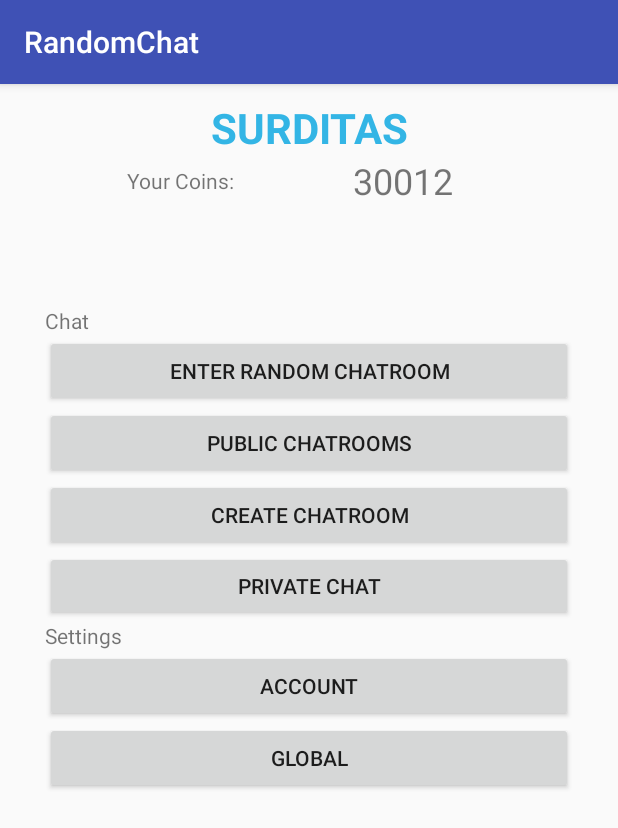
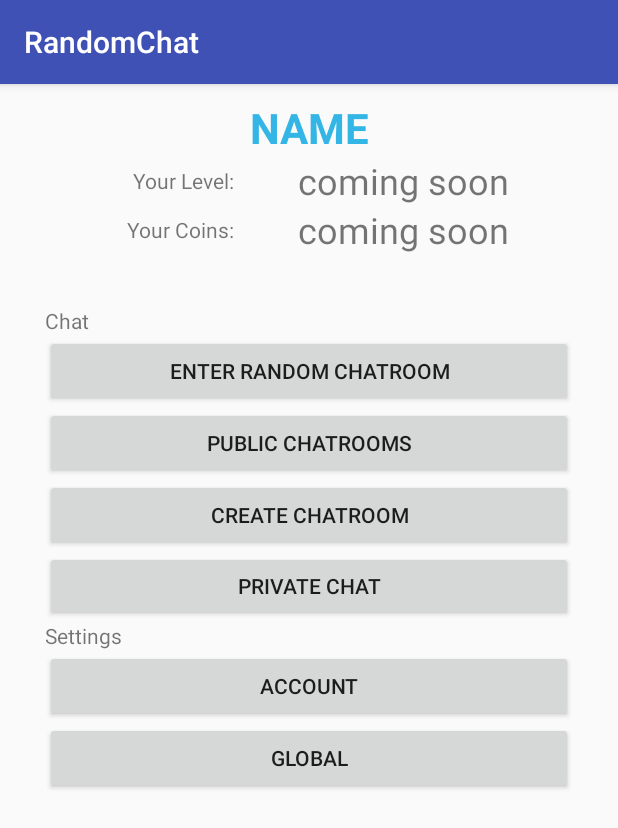
Before and after one commit to KleinSamuel/RandomChat_Client, an Android app: the fragment CleanFragment shown on its own in the app's theme, on a phone screen of 412 x 824 dp. Shown: the top 828 px of the screen. Run offline under Robolectric (Android 15) with nearby library versions, the phone set to English and light mode, and no system bars.

Commit message:
added new layout files

```diff
--- a/app/src/main/res/layout/fragment_menu.xml
+++ b/app/src/main/res/layout/fragment_menu.xml
@@ -13,7 +13,7 @@
         android:layout_width="match_parent"
         android:layout_height="wrap_content"
         android:paddingTop="10dp"
-        android:text="SURDITAS"
+        android:text="NAME"
         android:textAlignment="center"
         android:textColor="@android:color/holo_blue_light"
         android:textSize="28sp"
@@ -22,6 +22,29 @@
     <TableLayout
         android:layout_width="match_parent"
         android:layout_height="100dp">
+
+        <TableRow
+            android:layout_width="match_parent"
+            android:layout_height="match_parent"
+            android:stretchColumns="*">
+
+            <TextView
+                android:id="@+id/textViewLevel"
+                android:layout_width="0dp"
+                android:layout_height="match_parent"
+                android:layout_weight="1"
+                android:gravity="center_vertical|right"
+                android:text="Your Level:" />
+
+            <TextView
+                android:id="@+id/textView2"
+                android:layout_width="100dp"
+                android:layout_height="match_parent"
+                android:layout_weight="1"
+                android:gravity="center"
+                android:text="coming soon"
+                android:textSize="24dp" />
+        </TableRow>
 
         <TableRow
             android:layout_width="match_parent"
@@ -42,8 +65,8 @@
                 android:layout_height="match_parent"
                 android:layout_weight="1"
                 android:gravity="center"
-                android:textSize="24dp"
-                android:text="30012" />
+                android:text="coming soon"
+                android:textSize="24dp" />
 
         </TableRow>
 
```
Also changed, not shown: app/src/main/res/layout/layout_chatroom_list_actionbar.xml (added, +46 -0 lines), app/src/main/res/layout/layout_userjoined.xml (added, +19 -0 lines), app/src/main/res/layout/layout_userlist_item.xml (added, +11 -0 lines), app/src/main/res/layout/layout_userlist_popup.xml (added, +26 -0 lines).
